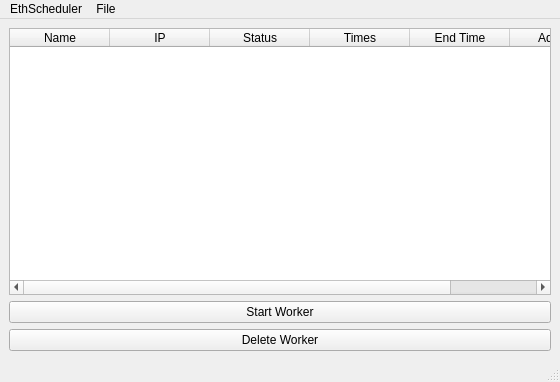
First picture: the form in EthScheduler.ui, repository akookoo/EthScheduler, before the edit.
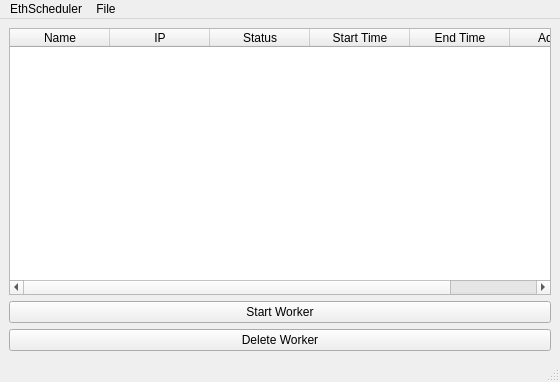
Second picture: the form after the edit.

Commit message: times now schedualed

```diff
--- a/EthScheduler.ui
+++ b/EthScheduler.ui
@@ -67,7 +67,7 @@
       </column>
       <column>
        <property name="text">
-        <string>Times</string>
+        <string>Start Time</string>
        </property>
       </column>
       <column>
```
The commit also changes 2 other files.
